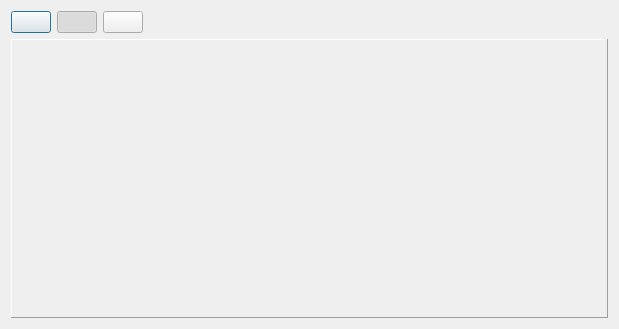
This is main/app/win/uiPlayerDialog.ui in marcosvicente/BaixeAssista as Qt 5 draws it before an edit. The edited form follows.
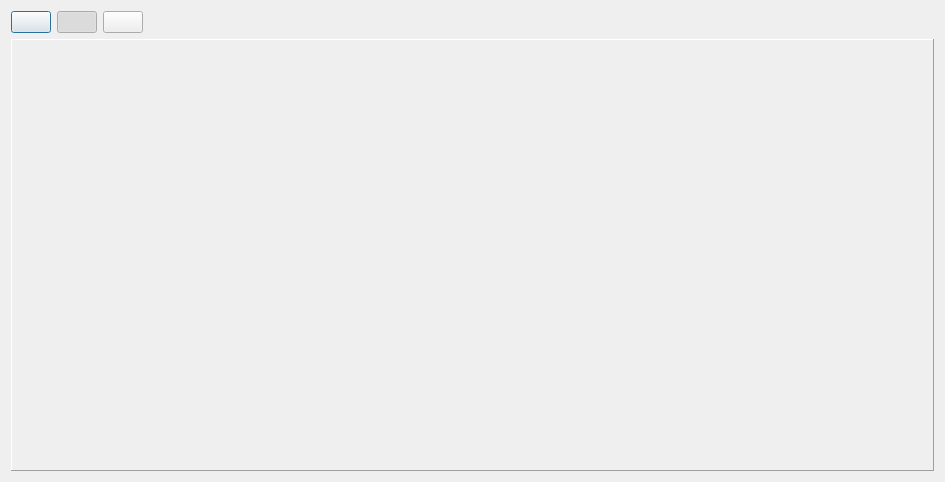
This is the edited form. Icons and pictures are not drawn.

Commit message: atualizando arquivos da ui.

Diff of the .ui file:
```diff
--- a/main/app/win/uiPlayerDialog.ui
+++ b/main/app/win/uiPlayerDialog.ui
@@ -6,8 +6,8 @@
    <rect>
     <x>0</x>
     <y>0</y>
-    <width>619</width>
-    <height>329</height>
+    <width>945</width>
+    <height>482</height>
    </rect>
   </property>
   <property name="windowTitle">
```
Left out of the diff: 4 changed lines with no effect on the pictures. The commit also changes 5 other files.
